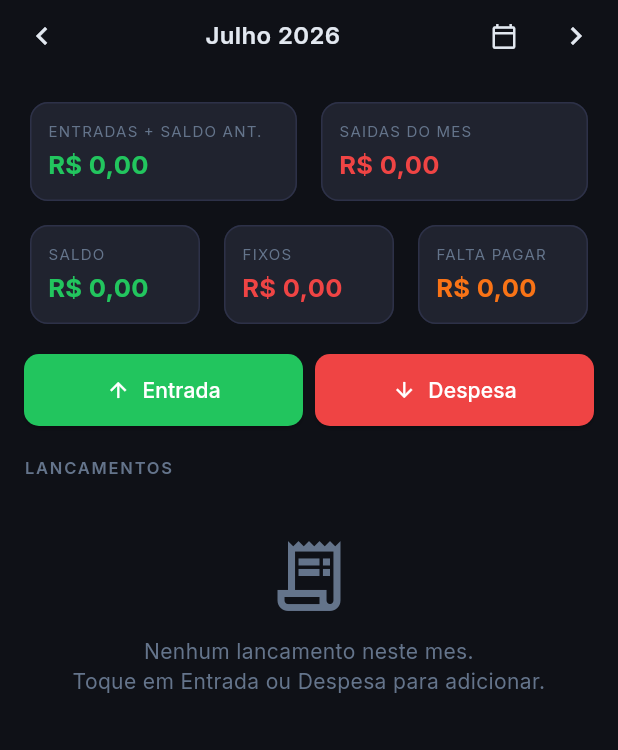
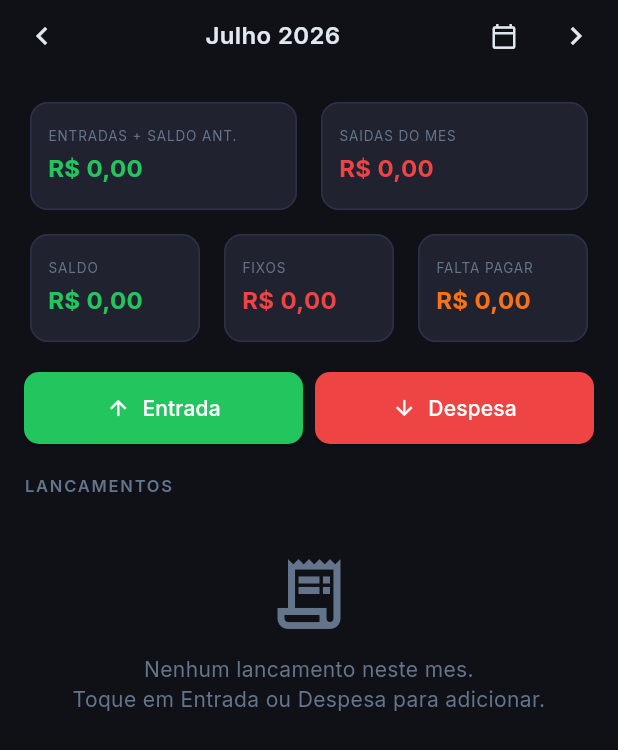
Before and after one commit to adriansodr3/financas-flutter, a Flutter app: the DashboardScreen screen opened directly, on a phone screen of 412 x 824 dp. Shown: the top 750 px of the screen. Run offline on Flutter 3.47's test engine with Material 3 defaults, Android fonts, the phone set to English and light mode, and no system bars; our stand-ins replace fl_chart, google_fonts, image_picker, supabase_flutter; accounts and stored records are empty.

Commit message:
fix: SummaryCard altura fixa 80px + FittedBox para valores longos (responsivo)

```diff
--- a/lib/widgets/widgets.dart
+++ b/lib/widgets/widgets.dart
@@ -17,24 +17,29 @@ class SummaryCard extends StatelessWidget {
 
   @override
   Widget build(BuildContext context) {
-    return Card(
+    return SizedBox(
+      height: 80,
+      child: Card(
         child: Padding(
-        padding: const EdgeInsets.all(12),
+          padding: const EdgeInsets.symmetric(horizontal: 12, vertical: 10),
           child: Column(
             crossAxisAlignment: CrossAxisAlignment.start,
+            mainAxisAlignment: MainAxisAlignment.center,
             children: [
               Text(label,
-                style: const TextStyle(
-                    fontSize: 10, color: kMuted, letterSpacing: 0.8)),
+                  style: const TextStyle(fontSize: 9, color: kMuted, letterSpacing: 0.6),
+                  maxLines: 1, overflow: TextOverflow.ellipsis),
               const SizedBox(height: 4),
-            Text(
+              FittedBox(
+                fit: BoxFit.scaleDown,
+                alignment: Alignment.centerLeft,
+                child: Text(
                   fmtCurrency(value),
-              style: TextStyle(
-                  fontSize: 17,
-                  fontWeight: FontWeight.w700,
-                  color: color),
+                  style: TextStyle(fontSize: 16, fontWeight: FontWeight.w700, color: color),
+                ),
               ),
             ],
+          ),
         ),
       ),
     );
```
Lines whose indentation alone changed are shown as unchanged.
